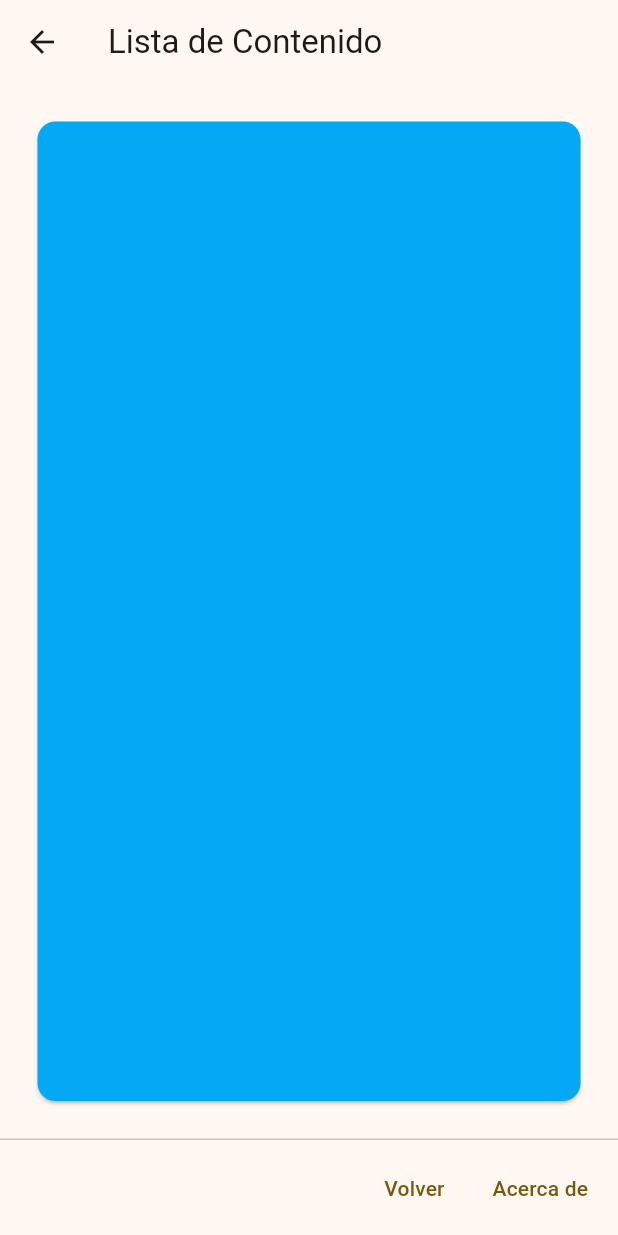
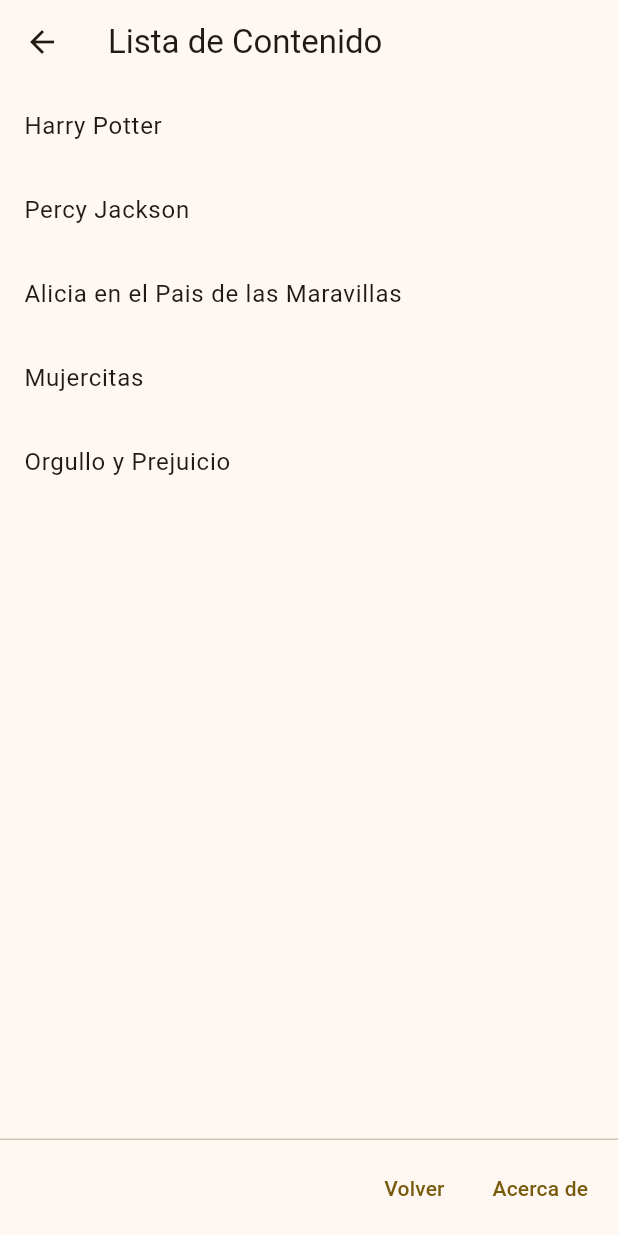
Before and after one commit to gekicchi/3479A321_2022479016, a Flutter app: the screen it shows after launch, after a tap on "Lista de Contenido", on a phone screen of 412 x 824 dp. Run offline on Flutter 3.47's test engine with Material 3 defaults, Android fonts, the phone set to English and light mode, and no system bars; our stand-ins replace logger.

Commit message:
lab completado

```diff
--- a/lib/pages/about.dart
+++ b/lib/pages/about.dart
@@ -20,9 +20,9 @@
               mainAxisAlignment: MainAxisAlignment.center,
               crossAxisAlignment: CrossAxisAlignment.center,
               children: [
-                Row(
-                  mainAxisAlignment: MainAxisAlignment.center,
-                  children: [],
+                const Text(
+                  'Esta aplicacion tiene los contenidos pedidos hasta el laboratorio 5 del curso de dispositivos moviles',
+                  style: TextStyle(fontSize: 20),
                 ),
               ],
             ),
--- a/lib/pages/list_content.dart
+++ b/lib/pages/list_content.dart
@@ -2,7 +2,15 @@
 import 'about.dart';
 
 class ListContent extends StatelessWidget {
-  const ListContent({super.key});
+  ListContent({super.key});
+
+  final List<String> elementos = [
+    'Harry Potter',
+    'Percy Jackson',
+    'Alicia en el Pais de las Maravillas',
+    'Mujercitas',
+    'Orgullo y Prejuicio'
+  ];
 
   @override
   Widget build(BuildContext context) {
@@ -10,25 +18,13 @@
       appBar: AppBar(
         title: const Text('Lista de Contenido'),
       ),
-      body: Card(
-        color: Colors.lightBlue,
-        margin: EdgeInsets.all(25.0),
-        child: Center(
-          child: Padding(
-            padding: const EdgeInsets.all(30),
-            child: Column(
-              mainAxisSize: MainAxisSize.min,
-              mainAxisAlignment: MainAxisAlignment.center,
-              crossAxisAlignment: CrossAxisAlignment.center,
-              children: [
-                Row(
-                  mainAxisAlignment: MainAxisAlignment.center,
-                  children: [],
-                ),
-              ],
-            ),
-          ),
-        ),
+      body: ListView.builder(
+        itemCount: elementos.length,
+        itemBuilder: (context, index) {
+          return ListTile(
+            title: Text(elementos[index]),
+          );
+        },
       ),
       persistentFooterButtons: [
         TextButton(
--- a/lib/pages/my_home_page.dart
+++ b/lib/pages/my_home_page.dart
@@ -1,6 +1,5 @@
 import 'package:flutter/material.dart';
 import 'list_content.dart';
-import 'about.dart';
 
 class MyHomePage extends StatefulWidget {
   const MyHomePage({super.key, required this.title});
@@ -92,7 +91,7 @@
         onPressed: () {
           Navigator.push(
             context,
-            MaterialPageRoute(builder: (context) => const ListContent()),
+            MaterialPageRoute(builder: (context) => ListContent()),
           );
         },
         child: const Text('Lista de Contenido'),
```
